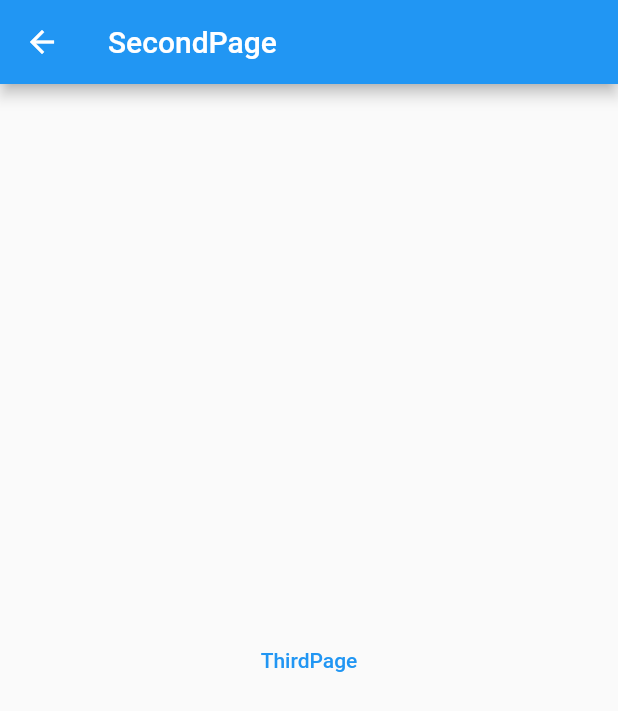
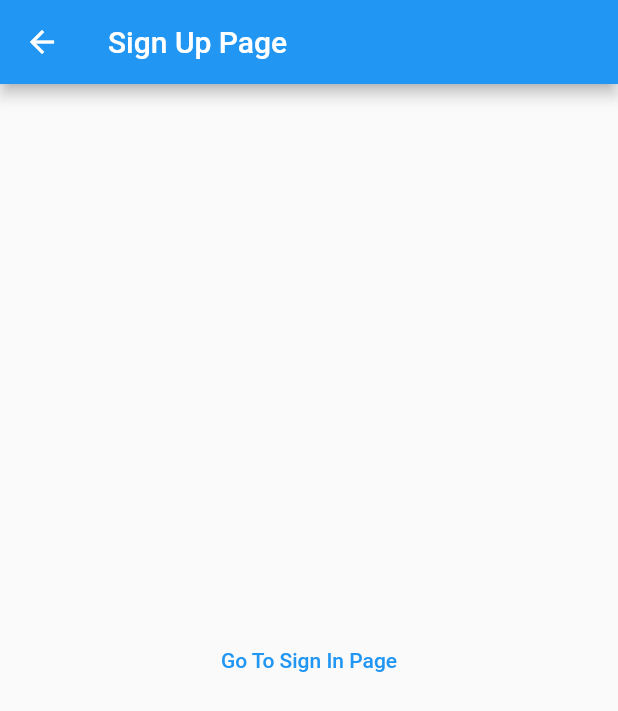
Before and after one commit to aiswaryasankar/dbreif_mobile, a Flutter app: the SecondPage screen opened directly, on a phone screen of 412 x 824 dp. Shown: the top 711 px of the screen. Run offline on Flutter 3.47's test engine with Material 2 defaults, Android fonts, the phone set to English and light mode, and no system bars.

Commit message:
third commit

```diff
--- a/lib/main.dart
+++ b/lib/main.dart
@@ -15,7 +15,7 @@ class MyApp extends StatelessWidget {
       theme: ThemeData(
         primarySwatch: Colors.blue,
       ),
-      home: const FirstPage(title: 'FirstPage'),
+      home: const FirstPage(title: 'Home'),
     );
   }
 }
@@ -34,23 +34,23 @@ class FirstPage extends StatelessWidget {
           mainAxisAlignment: MainAxisAlignment.center,
           children: [
             RaisedButton(
-            child: Text('SecondPage'),
+              child: Text('Get Started'),
               onPressed: () {
                 Navigator.push(
                     context,
                     MaterialPageRoute(
                         builder: (context) =>
-                          const SecondPage(title: 'SecondPage')));
+                            const SecondPage(title: 'Sign Up Page')));
               },
             ),
             RaisedButton(
-            child: Text('ThirdPage'),
+              child: Text('Login'),
               onPressed: () {
                 Navigator.push(
                     context,
                     MaterialPageRoute(
                         builder: (context) =>
-                          const ThirdPage(title: 'ThirdPage')));
+                            const ThirdPage(title: 'Sign In Page')));
               },
             ),
           ],
@@ -75,9 +75,10 @@ class SecondPage extends StatelessWidget {
             Navigator.push(
                 context,
                 MaterialPageRoute(
-                    builder: (context) => const ThirdPage(title: 'ThirdPage')));
+                    builder: (context) =>
+                        const ThirdPage(title: 'Sign In Page')));
           },
-          child: const Text('ThirdPage'),
+          child: const Text('Go To Sign In Page'),
         ),
       ),
     );
@@ -100,9 +101,9 @@ class ThirdPage extends StatelessWidget {
                 context,
                 MaterialPageRoute(
                     builder: (context) =>
-                        const SecondPage(title: 'SecondPage')));
+                        const SecondPage(title: 'Sign Up Page')));
           },
-          child: const Text('Second Page'),
+          child: const Text('Go To Sign Up Page'),
         ),
       ),
     );
```
Lines whose indentation alone changed are shown as unchanged.
